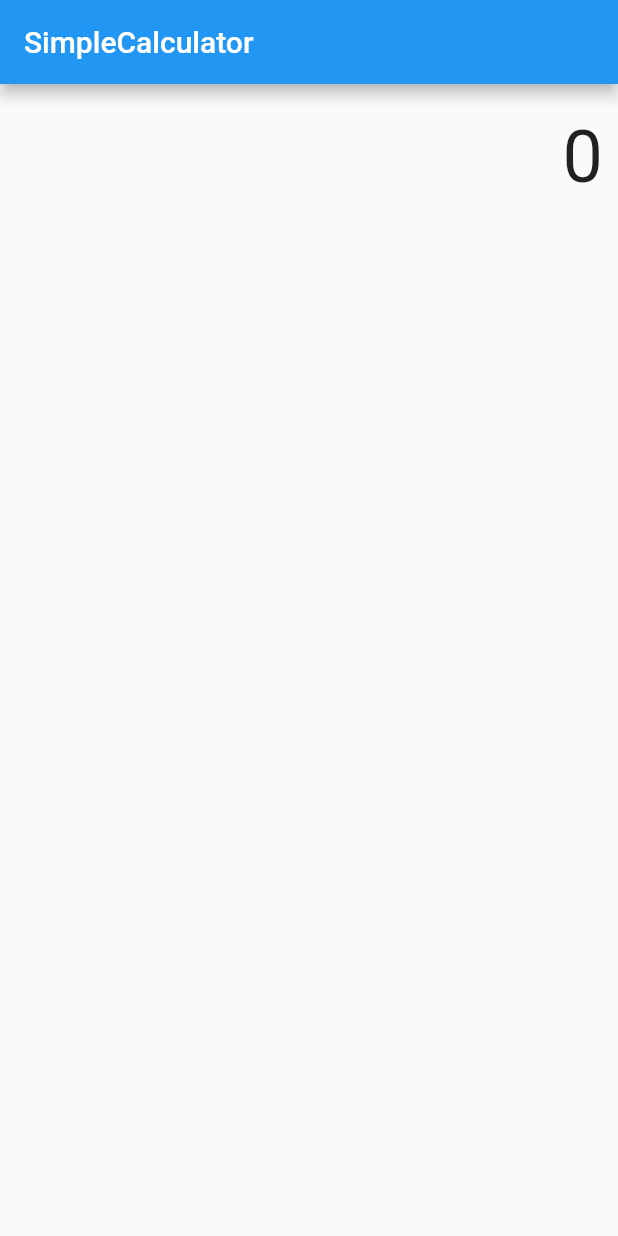
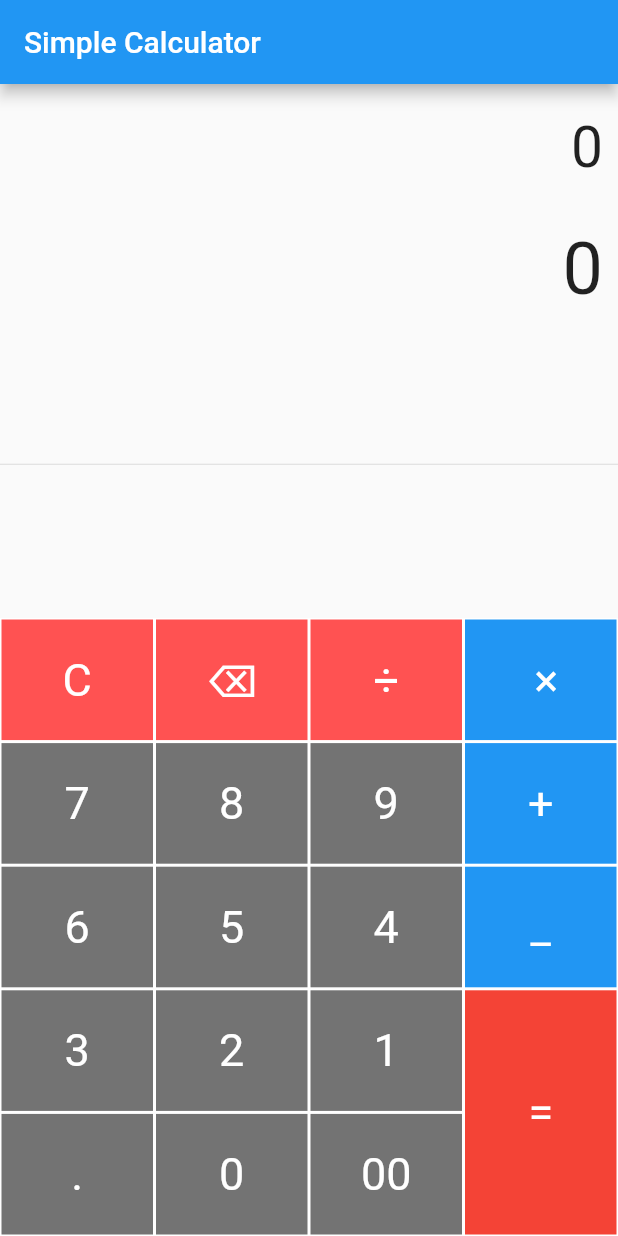
Before and after one commit to vishnu-m-c/calculator, a Flutter app: the screen it shows after launch, on a phone screen of 412 x 824 dp. Run offline on Flutter 3.47's test engine with Material 2 defaults, Android fonts, the phone set to English and light mode, and no system bars.

Commit message:
full code for UI

```diff
--- a/lib/main.dart
+++ b/lib/main.dart
@@ -1,4 +1,5 @@
 import 'package:flutter/material.dart';
+import 'package:flutter/rendering.dart';
 void main(){
   runApp(Calculator());
 }
@@ -14,27 +15,133 @@ class Calculator extends StatelessWidget {
   }
 }
 class SimpleCalculator extends StatefulWidget {
-  const SimpleCalculator({Key? key}) : super(key: key);
-
   @override
   State<SimpleCalculator> createState() => _SimpleCalculatorState();
 }
+class _SimpleCalculatorState extends State<SimpleCalculator> {
+  Widget buildButton(String buttonText,double buttonHeight, Color buttonColor)
+  {
+    return Container(
+        height:MediaQuery.of(context).size.height *0.1*buttonHeight,
 
-class _SimpleCalculatorState extends State<SimpleCalculator> {
+        decoration: BoxDecoration(
+            color:buttonColor,
+          border: Border.all(
+            color: Colors.white
+          )
+        ),
+        child: TextButton(
+
+        onPressed:null,
+        child:Text(
+          buttonText,
+          style:TextStyle(
+              fontSize: 30.0,
+              fontWeight: FontWeight.normal,
+              color: Colors.white
+          ),
+        )
+    ),
+    );
+  }
   @override
   Widget build(BuildContext context) {
     return Scaffold(
-      appBar:AppBar(title: Text('SimpleCalculator')),
+      appBar:AppBar(title: Text('Simple Calculator')),
       body: Column(
         children: <Widget>[
           Container(
             alignment: Alignment.centerRight,
             padding: EdgeInsets.fromLTRB(10, 20, 10, 0),
-            child: Text("0",style: TextStyle(fontSize: 48.0),),
-
+            child: Text("0", style: TextStyle(fontSize:38.0),
+            ),
           ),
-        ],
-      ),
-    );
+          Container(
+            alignment: Alignment.centerRight,
+            padding: EdgeInsets.fromLTRB(10,30,10,0),
+            child: Text("0", style: TextStyle(fontSize:48.0),
+            ),
+          ),
+          Expanded(
+            child: Divider(),
+          ),
+          Row(
+            mainAxisAlignment: MainAxisAlignment.center,
+            children: <Widget> [
+              Container(
+                width: MediaQuery.of(context).size.width*.75,
+                child: Table(
+                  children: [
+                    TableRow(
+                      children:[
+                        buildButton("C",1, Colors.redAccent),
+                        buildButton("⌫",1, Colors.redAccent),
+                        buildButton("÷",1, Colors.redAccent),
+                        ],
+                       ),
+                      TableRow(
+                      children: [
+                        buildButton("7", 1, Colors.black54),
+                        buildButton("8", 1, Colors.black54),
+                        buildButton("9", 1, Colors.black54),
+                        ],
+                       ),
+                      TableRow(
+                        children: [
+                          buildButton("6", 1, Colors.black54),
+                          buildButton("5", 1, Colors.black54),
+                          buildButton("4", 1, Colors.black54
+                          ),
+                        ]
+                    ),
+                    TableRow(
+                        children: [
+                          buildButton("3", 1, Colors.black54),
+                          buildButton("2", 1, Colors.black54),
+                          buildButton("1", 1, Colors.black54),
+                        ]
+                        ),
+                    TableRow(
+                        children: [
+                          buildButton(".", 1, Colors.black54),
+                          buildButton("0", 1, Colors.black54),
+                          buildButton("00", 1, Colors.black54),
+                        ]
+                        ),
+                       ],
+                       ),
+                       ),
+              Container(
+                width: MediaQuery.of(context).size.width*0.25,
+                child:Table(
+              children:[
+              TableRow(
+                  children:[
+                    buildButton(" ×",1,Colors.blue),
+                  ]
+              ),
+          TableRow(
+              children:[
+                buildButton("+",1,Colors.blue),
+              ]
+          ),
+          TableRow(
+              children:[
+                buildButton("_",1,Colors.blue),
+              ]
+          ),
+          TableRow(
+              children:[
+                buildButton("=",2,Colors.red),
+              ]
+          ),
+        ]
+          ),
+              )
+                  ],
+                ),
+            ],
+          ),
+      );
   }
 }
```
